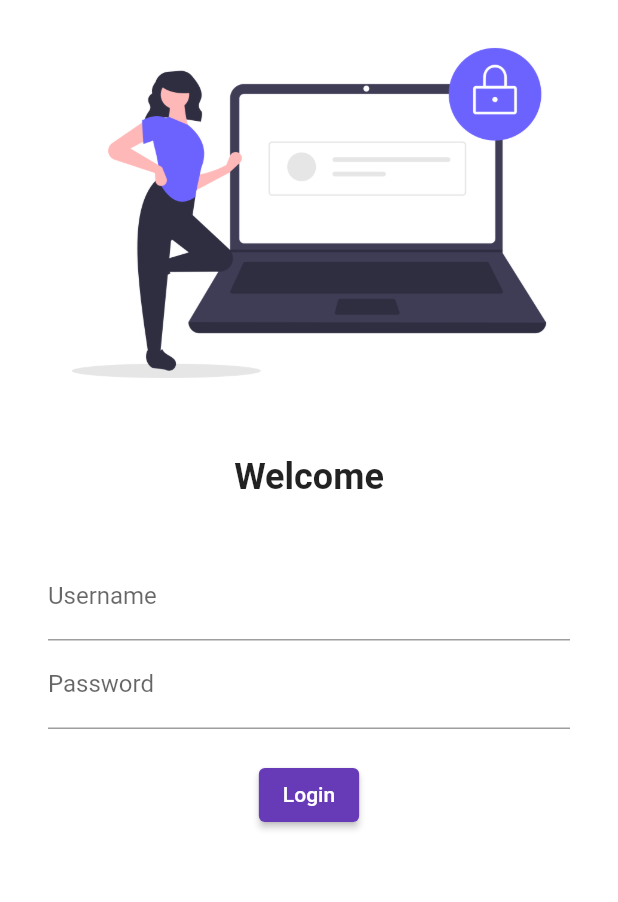
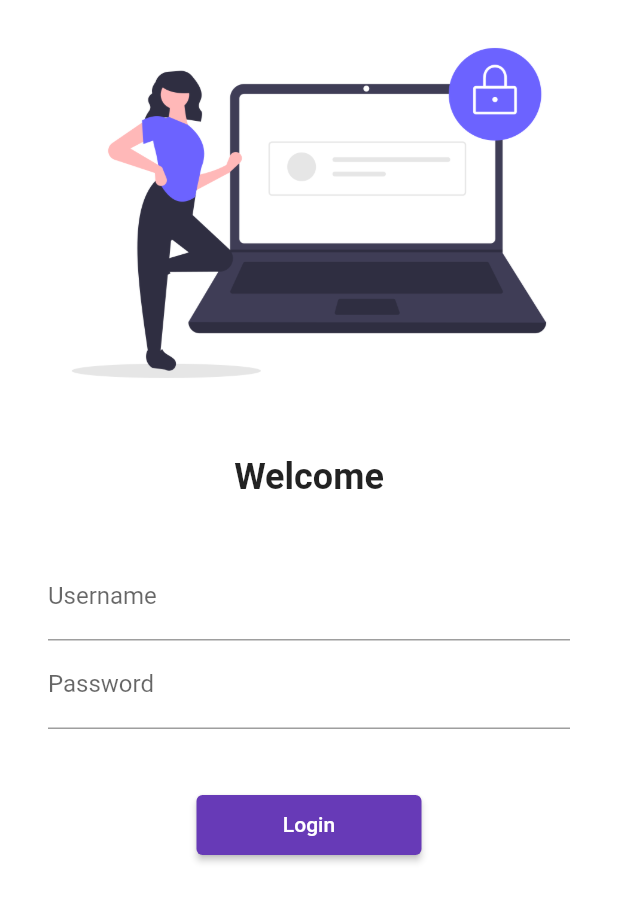
Before and after one commit to milankumawat1/MyFirstFlutterApp, a Flutter app: the screen it shows after launch, on a phone screen of 412 x 824 dp. Shown: the top 902 px of the screen. Run offline on Flutter 3.47's test engine with Material 2 defaults, Android fonts, the light colour scheme and no system bars.

Commit message:
day5 completed

```diff
--- a/lib/Pages/login_page.dart
+++ b/lib/Pages/login_page.dart
@@ -1,13 +1,18 @@
 import 'package:flutter/material.dart';
+
+import '../utils/routes.dart';
 
 class LoginPage extends StatelessWidget {
   @override
   Widget build(BuildContext context) {
     return Material(
         color: Colors.white,
+        child: SingleChildScrollView(
           child: Column(
             children: [
-            Image.asset("assets/images/login_image.png"),
+              Image.asset(
+                "assets/images/login_image.png",
+              ),
               SizedBox(
                 height: 20.0,
               ),
@@ -19,8 +24,8 @@
                 height: 20.0,
               ),
               Padding(
-              padding:
-                  const EdgeInsets.symmetric(vertical: 16.0, horizontal: 32.0),
+                padding: const EdgeInsets.symmetric(
+                    vertical: 16.0, horizontal: 32.0),
                 child: Column(
                   children: [
                     TextFormField(
@@ -33,17 +38,20 @@
                           hintText: "Enter password", labelText: "Password"),
                     ),
                     SizedBox(
-                    height: 20.0,
+                      height: 40.0,
                     ),
                     ElevatedButton(
                       onPressed: () {
-                        print("Hi");
+                        Navigator.pushNamed(context, MyRoutes.homeRoute);
                       },
-                      child: Text("Login"))
+                      child: Text("Login"),
+                      style: TextButton.styleFrom(minimumSize: Size(150, 40)),
+                    )
                   ],
                 ),
               )
             ],
+          ),
         ));
   }
 }
--- a/lib/main.dart
+++ b/lib/main.dart
@@ -1,6 +1,7 @@
 import 'package:flutter/material.dart';
 import 'package:flutter_application_1/Pages/home_page.dart';
 import 'package:flutter_application_1/Pages/login_page.dart';
+import 'package:flutter_application_1/utils/routes.dart';
 
 void main() {
   runApp(MyApp());
@@ -17,8 +18,8 @@
       initialRoute: "/",
       routes: {
         "/": (context) => LoginPage(),
-        "/login": (context) => LoginPage(),
-        "/home": (context) => Homepage()
+        MyRoutes.loginRoute: (context) => LoginPage(),
+        MyRoutes.homeRoute: (context) => Homepage()
       },
     );
   }
--- /dev/null
+++ b/lib/utils/routes.dart
@@ -0,0 +1,4 @@
+class MyRoutes {
+  static String loginRoute = "/login";
+  static String homeRoute = "/home";
+}
```
Lines whose indentation alone changed are shown as unchanged.
